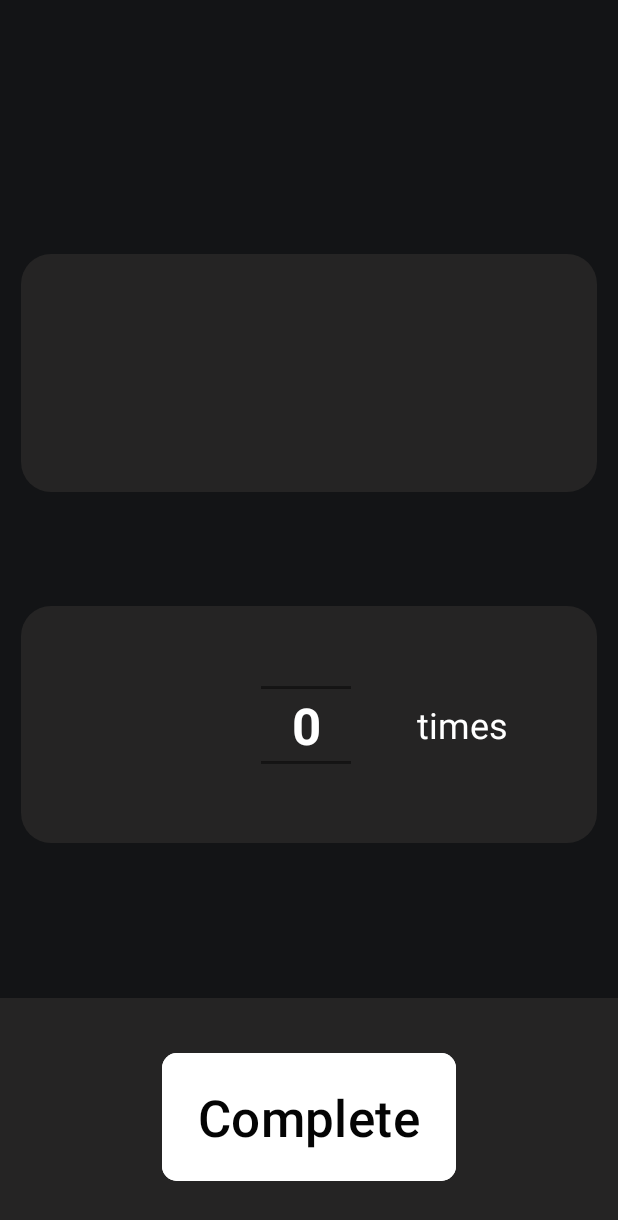
After one commit to DaoDuyThai/WakeUp, an Android app: the layout select_shaking_mission.xml on its own in the app's theme, with its tools: preview values and no code run, on a phone screen of 412 x 824 dp. The commit adds this screen. Shown: the top 1220 px of the screen. Run offline under Robolectric (Android 15) with nearby library versions, the phone set to English and light mode, and no system bars.

```diff
--- a/app/src/main/java/com/wakeup/MainActivity.java
+++ b/app/src/main/java/com/wakeup/MainActivity.java
@@ -10,5 +10,6 @@ public class MainActivity extends AppCompatActivity {
     protected void onCreate(Bundle savedInstanceState) {
         super.onCreate(savedInstanceState);
         setContentView(R.layout.activity_main);
+
     }
 }
--- /dev/null
+++ b/app/src/main/res/drawable/custom_background.xml
@@ -0,0 +1,9 @@
+<?xml version="1.0" encoding="utf-8"?>
+<shape xmlns:android="http://schemas.android.com/apk/res/android">
+    <solid
+        android:color="#252424">
+    </solid>
+    <corners
+        android:radius="20dp">
+    </corners>
+</shape>
--- /dev/null
+++ b/app/src/main/res/layout/select_shaking_mission.xml
@@ -0,0 +1,97 @@
+<?xml version="1.0" encoding="utf-8"?>
+<androidx.constraintlayout.widget.ConstraintLayout xmlns:android="http://schemas.android.com/apk/res/android"
+    xmlns:app="http://schemas.android.com/apk/res-auto"
+    xmlns:tools="http://schemas.android.com/tools"
+    android:id="@+id/selectShakingMission"
+    android:layout_width="match_parent"
+    android:layout_height="match_parent"
+    android:background="#131416">
+
+    <androidx.constraintlayout.widget.ConstraintLayout
+        android:id="@+id/videoContainer"
+        android:layout_width="0dp"
+        android:layout_height="0dp"
+        android:layout_marginStart="14dp"
+        android:layout_marginTop="169dp"
+        android:layout_marginEnd="14dp"
+        android:layout_marginBottom="76dp"
+        android:background="@drawable/custom_background"
+        app:layout_constraintBottom_toTopOf="@+id/selectTimeContainer"
+        app:layout_constraintEnd_toEndOf="parent"
+        app:layout_constraintStart_toStartOf="parent"
+        app:layout_constraintTop_toTopOf="parent">
+
+    </androidx.constraintlayout.widget.ConstraintLayout>
+
+    <androidx.constraintlayout.widget.ConstraintLayout
+        android:id="@+id/selectTimeContainer"
+        android:layout_width="0dp"
+        android:layout_height="0dp"
+        android:layout_marginStart="14dp"
+        android:layout_marginEnd="14dp"
+        android:layout_marginBottom="103dp"
+        android:background="@drawable/custom_background"
+        app:layout_constraintBottom_toTopOf="@+id/bottomLayout"
+        app:layout_constraintEnd_toEndOf="parent"
+        app:layout_constraintStart_toStartOf="parent"
+        app:layout_constraintTop_toBottomOf="@+id/videoContainer">
+
+        <TextView
+            android:id="@+id/timeText"
+            android:layout_width="wrap_content"
+            android:layout_height="wrap_content"
+            android:layout_marginEnd="59dp"
+            android:text="times"
+            android:textAlignment="center"
+            android:textColor="#FFFFFF"
+            android:textSize="24sp"
+            app:layout_constraintBottom_toBottomOf="parent"
+            app:layout_constraintEnd_toEndOf="parent"
+            app:layout_constraintStart_toEndOf="@+id/numberPicker"
+            app:layout_constraintTop_toTopOf="parent" />
+
+        <NumberPicker
+            android:id="@+id/numberPicker"
+            android:layout_width="0dp"
+            android:layout_height="80dp"
+            android:layout_marginStart="160dp"
+            android:layout_marginEnd="44dp"
+            android:theme="@style/AppTheme.Picker"
+            app:layout_constraintBottom_toBottomOf="parent"
+            app:layout_constraintEnd_toStartOf="@+id/timeText"
+            app:layout_constraintStart_toStartOf="parent"
+            app:layout_constraintTop_toTopOf="parent" />
+    </androidx.constraintlayout.widget.ConstraintLayout>
+
+    <RelativeLayout
+        android:id="@+id/bottomLayout"
+        android:layout_width="0dp"
+        android:layout_height="0dp"
+        android:background="#252424"
+        android:gravity="center"
+        app:layout_constraintBottom_toBottomOf="parent"
+        app:layout_constraintEnd_toEndOf="parent"
+        app:layout_constraintStart_toStartOf="parent"
+        app:layout_constraintTop_toBottomOf="@+id/selectTimeContainer">
+
+        <Button
+            android:id="@+id/completeButton"
+            android:layout_width="wrap_content"
+            android:layout_height="wrap_content"
+            android:layout_gravity="center"
+            android:backgroundTint="#FFFFFF"
+            android:gravity="center_vertical"
+            android:paddingStart="24dp"
+            android:paddingLeft="30dp"
+            android:paddingTop="20dp"
+            android:paddingEnd="24dp"
+            android:paddingRight="30dp"
+            android:paddingBottom="20dp"
+            android:text="Complete"
+            android:textColor="#040404"
+            android:textSize="34sp"
+            app:cornerRadius="10dp" />
+    </RelativeLayout>
+
+
+</androidx.constraintlayout.widget.ConstraintLayout>
--- /dev/null
+++ b/app/src/main/res/values/styles.xml
@@ -0,0 +1,8 @@
+<?xml version="1.0" encoding="utf-8"?>
+<resources>
+    <style name="AppTheme.Picker" parent="Theme.AppCompat.Light.NoActionBar" >
+        <item name="android:textColorPrimary">@android:color/white</item>
+        <item name="android:textStyle">bold</item>
+        <item name="android:textSize">34sp</item>
+    </style>
+</resources>
```
Also changed, not shown: app/src/main/res/drawable/text_top_bottom_border.xml (added, +12 -0 lines), app/src/main/res/layout/select_memorize_mission.xml (added, +39 -0 lines), app/src/main/res/layout/show_memorize_mission.xml (added, +69 -0 lines), app/src/main/res/layout/show_shaking_mission.xml (added, +73 -0 lines), app/src/main/res/drawable/left_arrow.png (added), app/src/main/res/drawable/volume.png (added).
